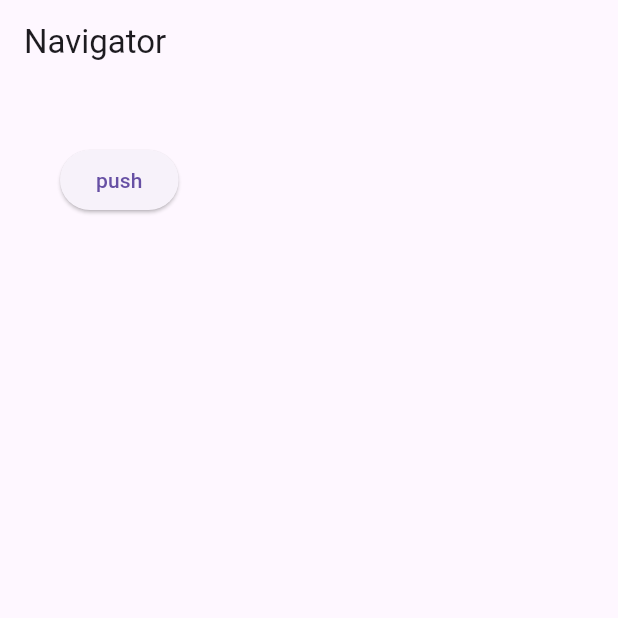
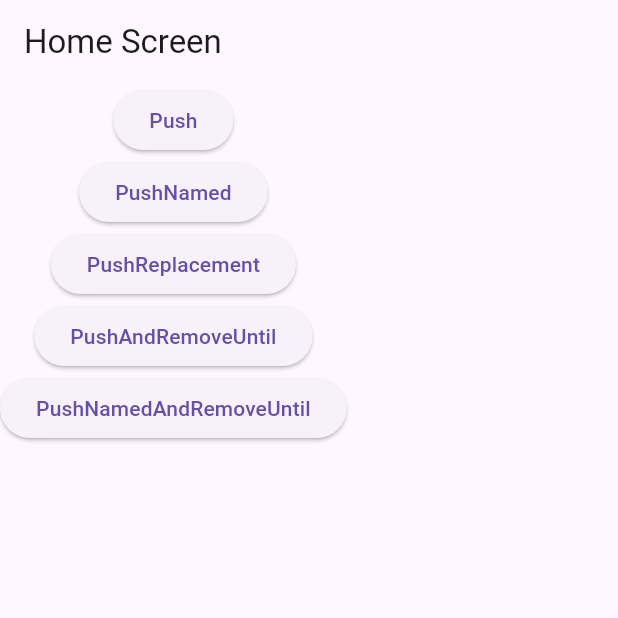
Before and after one commit to faliorith/lab5, a Flutter app: the screen it shows after launch, on a phone screen of 412 x 824 dp, the top half of it. Run offline on Flutter 3.47's test engine with Material 3 defaults, Android fonts, the phone set to English and light mode, and no system bars.

Commit message:
Update first_screen.dart

```diff
--- a/lib/first_screen.dart
+++ b/lib/first_screen.dart
@@ -1,4 +1,5 @@
 import 'package:flutter/material.dart';
+import 'package:lab_5/second_screen.dart';
 
 class FirstScreen extends StatefulWidget {
   const FirstScreen({super.key});
@@ -11,20 +12,40 @@ class _FirstScreenState extends State< FirstScreen> {
   @override
   Widget build(BuildContext context) {
     return Scaffold(
-      appBar: AppBar(
-        title: const Text('Navigator'),
+      appBar: AppBar(title: Text('Home Screen')),
+      body: Column(children: [
+      ElevatedButton(
+        onPressed: () {
+        Navigator.push(context, MaterialPageRoute(builder: (context) => SecondScreen()));
+        },
+        child: Text('Push'),
+        ),
+      ElevatedButton(
+        onPressed: (){
+          Navigator.pushNamed(context, '/second');
+        },
+        child: Text('PushNamed'),
       ),
-      body: Padding(padding: const EdgeInsets.all(40.0),
-      child: Column(
-        children: [
-        ElevatedButton(
-          onPressed: () {
-            Navigator.pushNamed(context, '/second');
-            },
-           child: const Text("push"))
+      ElevatedButton(
+        onPressed: (){
+          Navigator.pushReplacement(context, MaterialPageRoute(builder:(context) => SecondScreen()));
+        },
+        child: Text('PushReplacement'),
+      ),
+      ElevatedButton(
+        onPressed: (){
+          Navigator.pushAndRemoveUntil(context, MaterialPageRoute(builder: (context) => SecondScreen()), (Route<dynamic> route) => false);
+        },
+        child: Text('PushAndRemoveUntil'),
+      ),
+      ElevatedButton(
+        onPressed: () {
+          Navigator.pushNamedAndRemoveUntil(context, '/second', (route) => false);
+          },
+        child: Text('PushNamedAndRemoveUntil'),
+      ),
       ],
-      ),
-      ),
-    );
+      )
+  );
   }
-}
+  }
```
